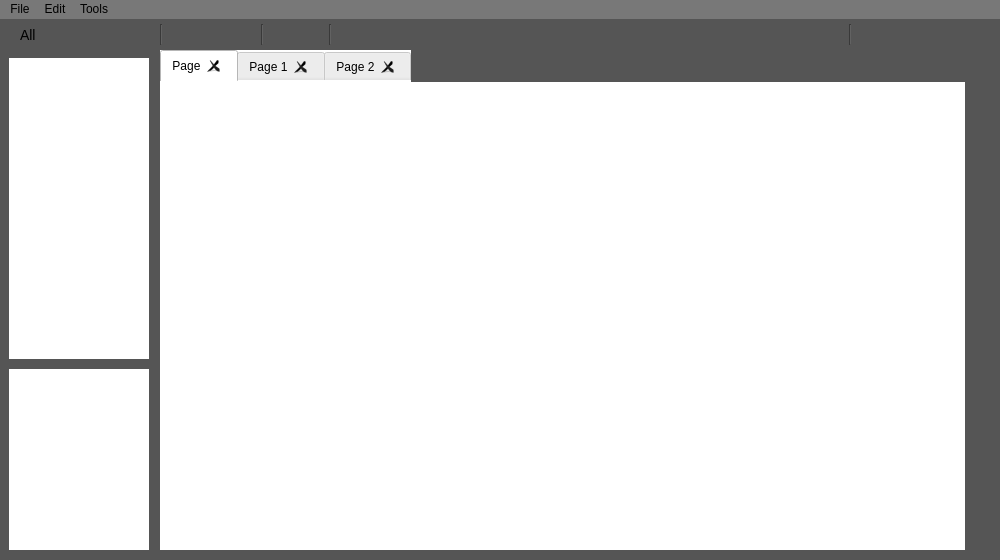
Above: Application/Logic_Gate_Simulator/Dialogs/dlg_home.ui from ElliotHarding/Logic-Gate-Simulator before the change. Below: the same form after it.
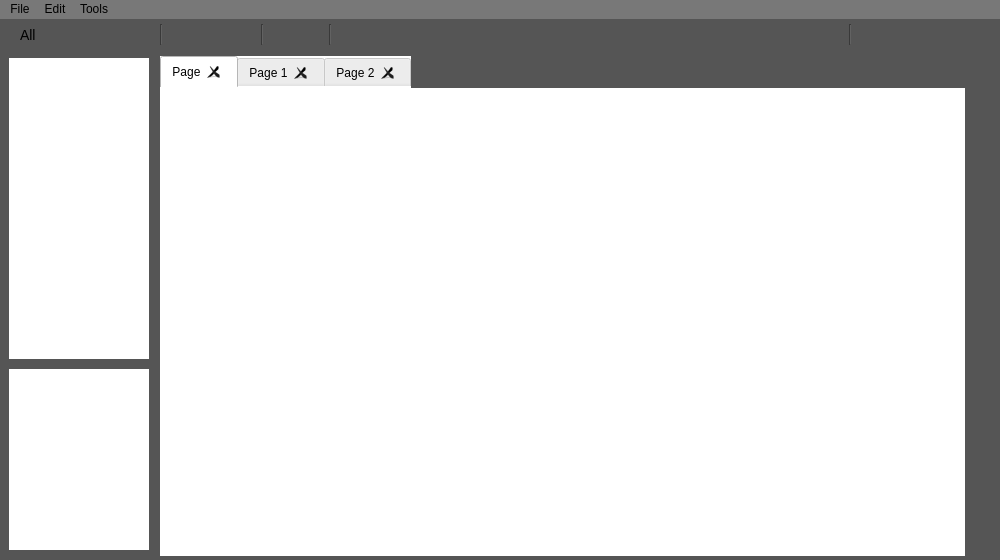
That is the form after the change. Icons and pictures are not drawn.

Diff of the .ui file:
```diff
--- a/Application/Logic_Gate_Simulator/Dialogs/dlg_home.ui
+++ b/Application/Logic_Gate_Simulator/Dialogs/dlg_home.ui
@@ -57,28 +57,16 @@
     <property name="geometry">
      <rect>
       <x>160</x>
-      <y>31</y>
+      <y>37</y>
       <width>805</width>
       <height>500</height>
      </rect>
     </property>
-    <property name="minimumSize">
-     <size>
-      <width>805</width>
-      <height>500</height>
-     </size>
+    <property name="mouseTracking">
+     <bool>true</bool>
     </property>
-    <property name="maximumSize">
-     <size>
-      <width>805</width>
-      <height>500</height>
-     </size>
-    </property>
-    <property name="baseSize">
-     <size>
-      <width>805</width>
-      <height>500</height>
-     </size>
+    <property name="focusPolicy">
+     <enum>Qt::NoFocus</enum>
     </property>
     <property name="styleSheet">
      <string notr="true">background-color: rgb(255, 255, 255);
@@ -100,7 +88,7 @@
      </size>
     </property>
     <property name="elideMode">
-     <enum>Qt::ElideMiddle</enum>
+     <enum>Qt::ElideNone</enum>
     </property>
     <property name="usesScrollButtons">
      <bool>true</bool>
@@ -112,7 +100,7 @@
      <bool>true</bool>
     </property>
     <property name="movable">
-     <bool>true</bool>
+     <bool>false</bool>
     </property>
     <property name="tabBarAutoHide">
      <bool>false</bool>
```
